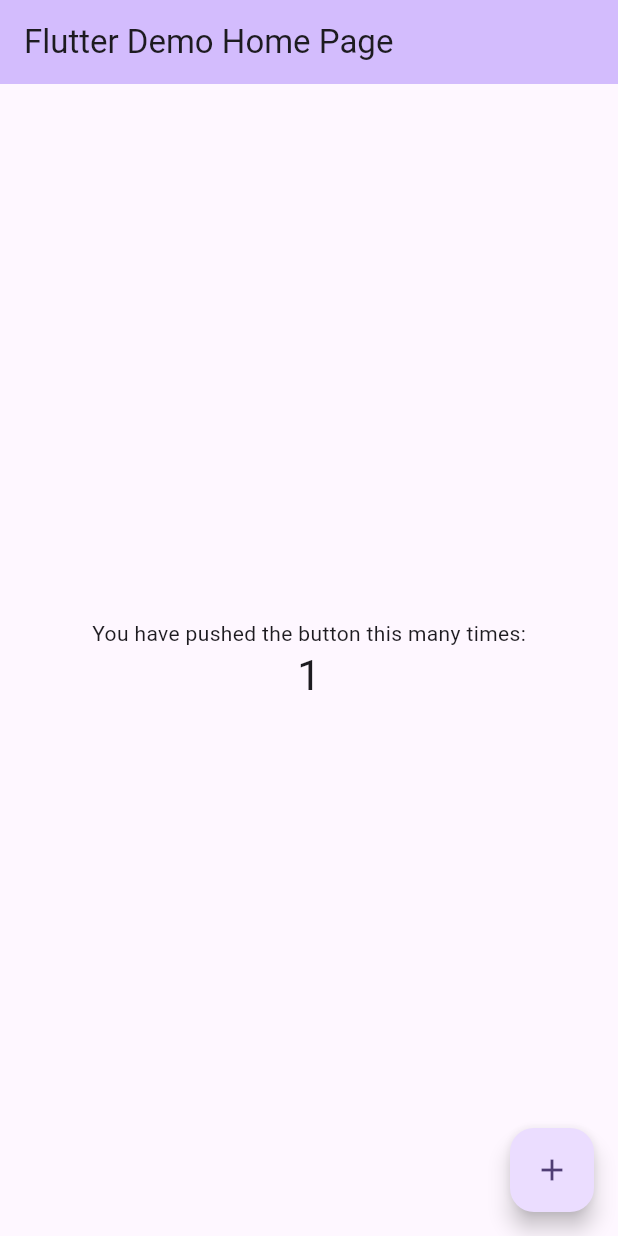
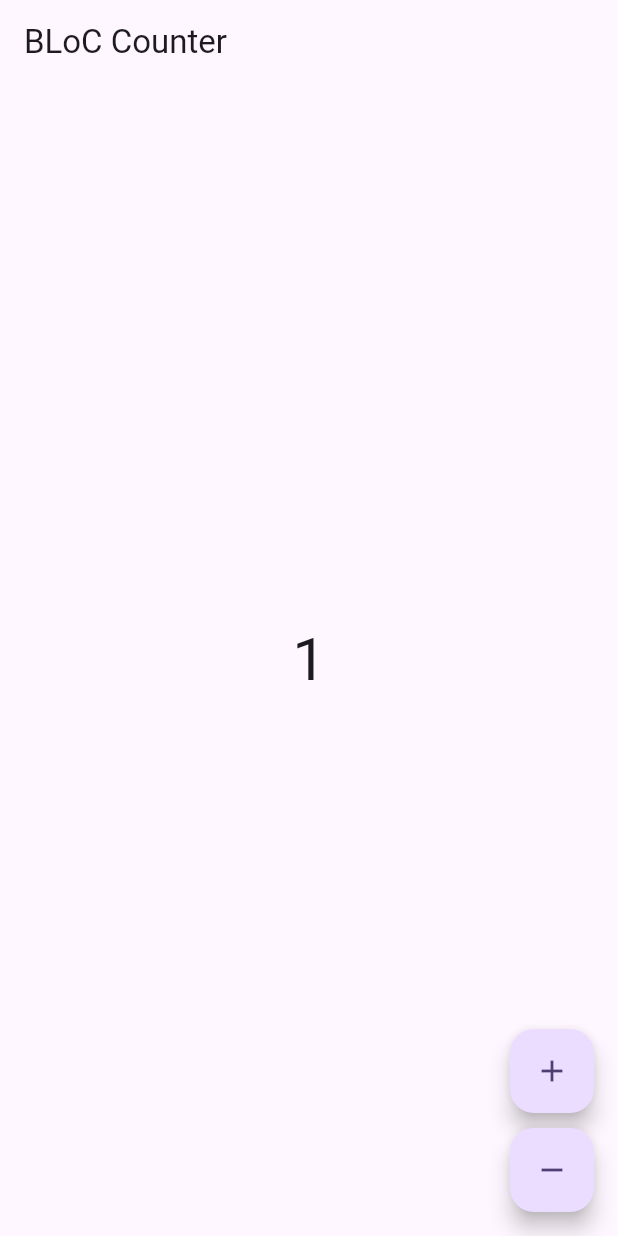
Before and after one commit to AyushGupta11442/gcollector_mobile, a Flutter app: the screen it shows after launch, after a tap on the "add" icon, on a phone screen of 412 x 824 dp. Run offline on Flutter 3.47's test engine with Material 3 defaults, Android fonts, the phone set to English and light mode, and no system bars; our stand-ins replace flutter_bloc.

Commit message:
block learned

```diff
--- /dev/null
+++ b/lib/counter_bloc.dart
@@ -0,0 +1,15 @@
+import 'package:flutter_bloc/flutter_bloc.dart';
+import 'counter_event.dart';
+import 'counter_state.dart';
+
+class CounterBloc extends Bloc<CounterEvent, CounterState> {
+  CounterBloc() : super(CounterState(0)) {
+    on<Increment>((event, emit) {
+      emit(CounterState(state.count + 1));
+    });
+
+    on<Decrement>((event, emit) {
+      emit(CounterState(state.count - 1));
+    });
+  }
+}
--- /dev/null
+++ b/lib/counter_event.dart
@@ -0,0 +1,5 @@
+abstract class CounterEvent {}
+
+class Increment extends CounterEvent {}
+
+class Decrement extends CounterEvent {}
--- /dev/null
+++ b/lib/counter_state.dart
@@ -0,0 +1,4 @@
+class CounterState {
+  final int count;
+  CounterState(this.count);
+}
--- a/lib/main.dart
+++ b/lib/main.dart
@@ -1,122 +1,73 @@
 import 'package:flutter/material.dart';
+import 'package:flutter_bloc/flutter_bloc.dart';
+import 'counter_bloc.dart';
+import 'counter_event.dart';
+import 'counter_state.dart';
 
 void main() {
-  runApp(const MyApp());
+  runApp(
+    BlocProvider(
+      create: (_) => CounterBloc(),
+      child: const MyApp(),
+    ),
+  );
 }
 
 class MyApp extends StatelessWidget {
   const MyApp({super.key});
 
-  // This widget is the root of your application.
   @override
   Widget build(BuildContext context) {
     return MaterialApp(
-      title: 'Flutter Demo',
+      title: 'BLoC Counter',
       theme: ThemeData(
-        // This is the theme of your application.
-        //
-        // TRY THIS: Try running your application with "flutter run". You'll see
-        // the application has a purple toolbar. Then, without quitting the app,
-        // try changing the seedColor in the colorScheme below to Colors.green
-        // and then invoke "hot reload" (save your changes or press the "hot
-        // reload" button in a Flutter-supported IDE, or press "r" if you used
-        // the command line to start the app).
-        //
-        // Notice that the counter didn't reset back to zero; the application
-        // state is not lost during the reload. To reset the state, use hot
-        // restart instead.
-        //
-        // This works for code too, not just values: Most code changes can be
-        // tested with just a hot reload.
         colorScheme: ColorScheme.fromSeed(seedColor: Colors.deepPurple),
       ),
-      home: const MyHomePage(title: 'Flutter Demo Home Page'),
+      home: const MyHomePage(), // ✅ IMPORTANT
     );
   }
 }
 
 class MyHomePage extends StatefulWidget {
-  const MyHomePage({super.key, required this.title});
-
-  // This widget is the home page of your application. It is stateful, meaning
-  // that it has a State object (defined below) that contains fields that affect
-  // how it looks.
-
-  // This class is the configuration for the state. It holds the values (in this
-  // case the title) provided by the parent (in this case the App widget) and
-  // used by the build method of the State. Fields in a Widget subclass are
-  // always marked "final".
-
-  final String title;
+  const MyHomePage({super.key});
 
   @override
   State<MyHomePage> createState() => _MyHomePageState();
 }
 
 class _MyHomePageState extends State<MyHomePage> {
-  int _counter = 0;
-
-  void _incrementCounter() {
-    setState(() {
-      // This call to setState tells the Flutter framework that something has
-      // changed in this State, which causes it to rerun the build method below
-      // so that the display can reflect the updated values. If we changed
-      // _counter without calling setState(), then the build method would not be
-      // called again, and so nothing would appear to happen.
-      _counter++;
-    });
-  }
-
   @override
   Widget build(BuildContext context) {
-    // This method is rerun every time setState is called, for instance as done
-    // by the _incrementCounter method above.
-    //
-    // The Flutter framework has been optimized to make rerunning build methods
-    // fast, so that you can just rebuild anything that needs updating rather
-    // than having to individually change instances of widgets.
     return Scaffold(
-      appBar: AppBar(
-        // TRY THIS: Try changing the color here to a specific color (to
-        // Colors.amber, perhaps?) and trigger a hot reload to see the AppBar
-        // change color while the other colors stay the same.
-        backgroundColor: Theme.of(context).colorScheme.inversePrimary,
-        // Here we take the value from the MyHomePage object that was created by
-        // the App.build method, and use it to set our appbar title.
-        title: Text(widget.title),
-      ),
+      appBar: AppBar(title: const Text('BLoC Counter')),
       body: Center(
-        // Center is a layout widget. It takes a single child and positions it
-        // in the middle of the parent.
-        child: Column(
-          // Column is also a layout widget. It takes a list of children and
-          // arranges them vertically. By default, it sizes itself to fit its
-          // children horizontally, and tries to be as tall as its parent.
-          //
-          // Column has various properties to control how it sizes itself and
-          // how it positions its children. Here we use mainAxisAlignment to
-          // center the children vertically; the main axis here is the vertical
-          // axis because Columns are vertical (the cross axis would be
-          // horizontal).
-          //
-          // TRY THIS: Invoke "debug painting" (choose the "Toggle Debug Paint"
-          // action in the IDE, or press "p" in the console), to see the
-          // wireframe for each widget.
-          mainAxisAlignment: MainAxisAlignment.center,
-          children: <Widget>[
-            const Text('You have pushed the button this many times:'),
-            Text(
-              '$_counter',
-              style: Theme.of(context).textTheme.headlineMedium,
-            ),
-          ],
+        child: BlocBuilder<CounterBloc, CounterState>(
+          builder: (context, state) {
+            return Text(
+              state.count.toString(),
+              style: const TextStyle(fontSize: 40),
+            );
+          },
         ),
       ),
-      floatingActionButton: FloatingActionButton(
-        onPressed: _incrementCounter,
-        tooltip: 'Increment',
-        child: const Icon(Icons.add),
-      ), // This trailing comma makes auto-formatting nicer for build methods.
+      floatingActionButton: Column(
+        mainAxisAlignment: MainAxisAlignment.end,
+        children: [
+          FloatingActionButton(
+            onPressed: () {
+              context.read<CounterBloc>().add(Increment());
+            },
+            child: const Icon(Icons.add),
+          ),
+          const SizedBox(height: 10),
+          FloatingActionButton(
+            onPressed: () {
+              context.read<CounterBloc>().add(Decrement());
+            },
+            child: const Icon(Icons.remove),
+          ),
+        ],
+      ),
     );
   }
 }
--- a/pubspec.yaml
+++ b/pubspec.yaml
@@ -34,6 +34,7 @@ dependencies:
   # The following adds the Cupertino Icons font to your application.
   # Use with the CupertinoIcons class for iOS style icons.
   cupertino_icons: ^1.0.8
+  flutter_bloc: ^9.1.1
 
 dev_dependencies:
   flutter_test:
```
Also changed, not shown: pubspec.lock, 1 other file.
